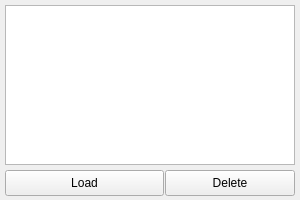
This is storage.ui in TurbaVladimir/QRegExp as Qt 5 draws it before an edit. The edited form follows.
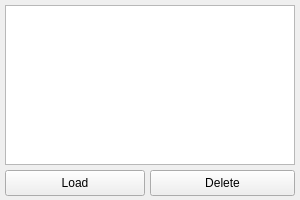
This is the edited form.

Commit message: Changed: tool windows moved into personal classes. Fixed: load call on empty list in storage(crash). Added: additional modificators, storage filename macros(in project file).

The edit to the form file:
```diff
--- a/storage.ui
+++ b/storage.ui
@@ -49,7 +49,7 @@
     <rect>
      <x>5</x>
      <y>170</y>
-     <width>159</width>
+     <width>140</width>
      <height>26</height>
     </rect>
    </property>
@@ -60,9 +60,9 @@
   <widget class="QPushButton" name="deleteButton">
    <property name="geometry">
     <rect>
-     <x>165</x>
+     <x>150</x>
      <y>170</y>
-     <width>130</width>
+     <width>145</width>
      <height>26</height>
     </rect>
    </property>
```
Left out of the diff: 2 changed lines with no effect on the pictures. The commit also changes 9 other files.
